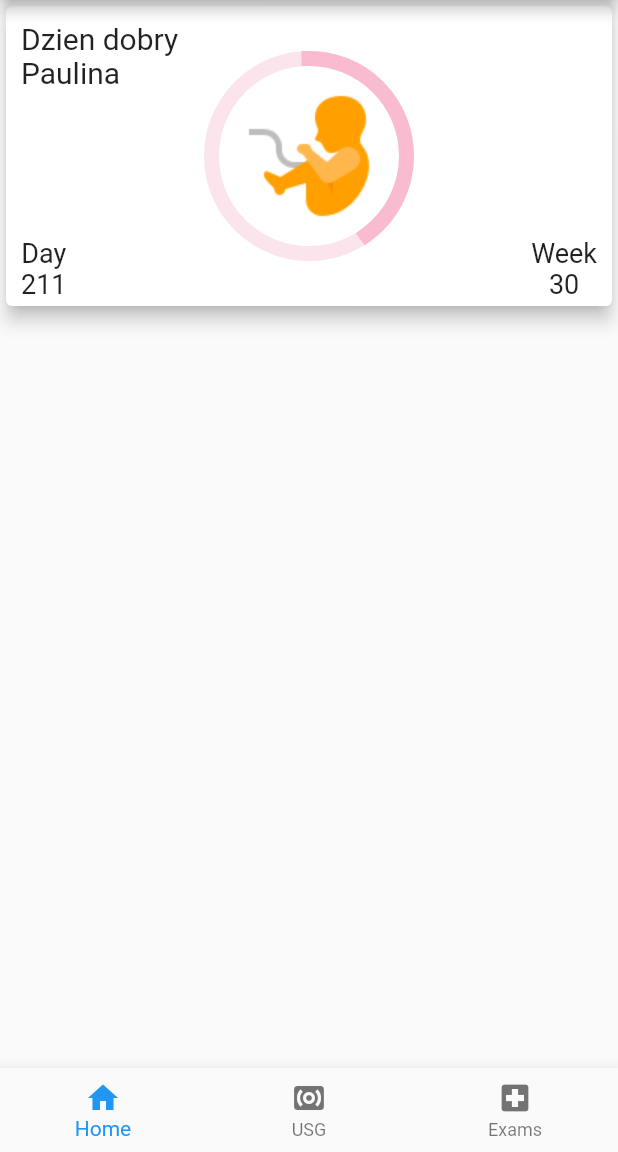
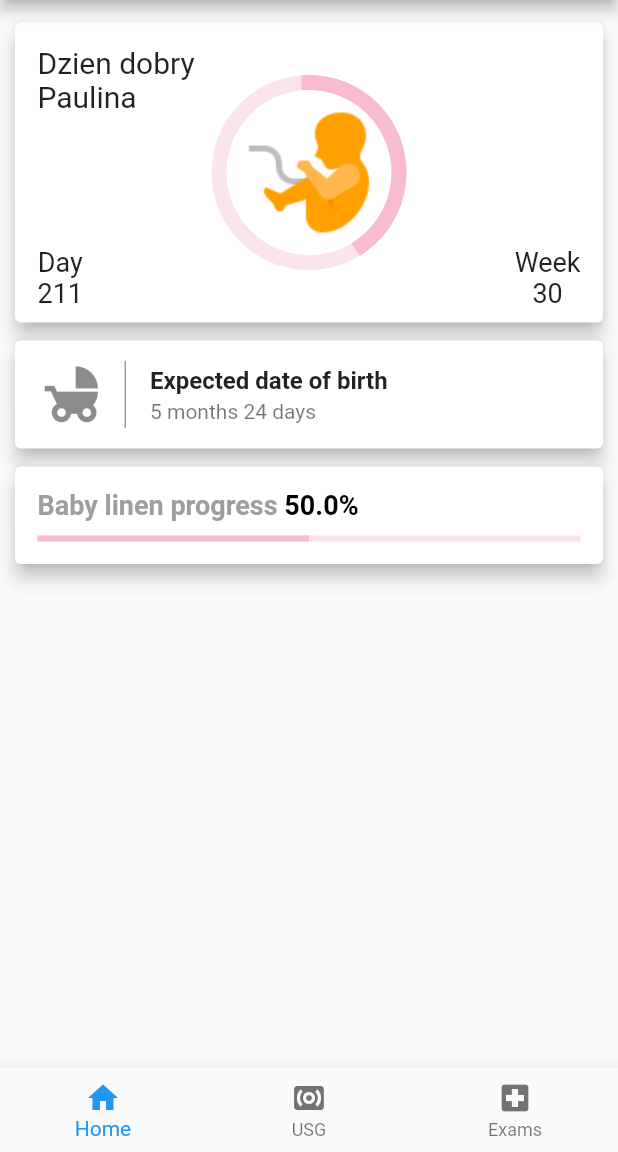
Before and after one commit to ReccaFlames/pregnancy_card, a Flutter app: the screen it shows after launch, on a phone screen of 412 x 824 dp, the part 84-1236 px from its top. Run offline on Flutter 3.47's test engine with Material 2 defaults, Android fonts, the phone set to English and light mode, and no system bars; project files that could hold a hidden picture were left out.

Commit message:
Added v1 birthday and baby linen card

```diff
--- a/lib/home_page.dart
+++ b/lib/home_page.dart
@@ -109,9 +109,10 @@ class HomePageViewState extends State<HomePageView> {
   myCustomCard() {
     return Card(
       elevation: 5.0,
+      margin: new EdgeInsets.fromLTRB(10.0, 15.0, 10.0, 6.0),
       child: Container(
         height: 200.0,
-        padding: EdgeInsets.all(10.0),
+        padding: EdgeInsets.all(15.0),
         child: Stack(
           children: <Widget>[
             Align(
@@ -132,8 +133,78 @@ class HomePageViewState extends State<HomePageView> {
     );
   }
 
+  final makeCard = Card(
+    elevation: 5.0,
+    margin: new EdgeInsets.symmetric(horizontal: 10.0, vertical: 6.0),
+    child: Container(
+//      decoration: BoxDecoration(color: Color.fromRGBO(64, 75, 96, .9)),
+      child: ListTile(
+          leading: Container(
+            padding: EdgeInsets.only(right: 12.0),
+            decoration: new BoxDecoration(
+                border: new Border(
+                    right: new BorderSide(width: 1.0, color: Colors.grey))),
+            child: Icon(Icons.child_friendly, size: 45,),
+          ),
+          title: Text(
+            "Expected date of birth",
+            style: TextStyle(fontWeight: FontWeight.bold),
+          ),
+          subtitle: Row(
+            children: <Widget>[
+              Text("5 months 24 days")
+            ],
+          ),
+      ),
+    ),
+  );
+
+  double _value = 0.5;
+
+  packageProgress() {
+    return Card(
+      elevation: 5.0,
+      margin: new EdgeInsets.symmetric(horizontal: 10.0, vertical: 6.0),
+      child: Container(
+        padding: EdgeInsets.all(15.0),
+        child: Column(
+          crossAxisAlignment: CrossAxisAlignment.start,
+          children: <Widget>[
+            Text.rich(
+              TextSpan(
+                children: <InlineSpan>[
+                  TextSpan(
+                    text: "Baby linen progress "
+                  ),
+                  TextSpan(
+                    text: "${_value*100}%",
+                    style: TextStyle(color: Colors.black),
+                  ),
+                ],
+                style: TextStyle(fontWeight: FontWeight.bold, fontSize: 18.0, color: Colors.grey[500]),
+              ),
+            ),
+            SizedBox(height: 10),
+            LinearProgressIndicator(
+              value: _value,
+              backgroundColor: Theme.of(context).primaryColorLight,
+              valueColor: AlwaysStoppedAnimation<Color>(Theme.of(context).primaryColor),
+            ),
+          ],
+        ),
+      ),
+    );
+  }
+
+
   @override
   Widget build(BuildContext context) {
-    return myCustomCard();
+    return Column(
+      children: <Widget>[
+        myCustomCard(),
+        makeCard,
+        packageProgress(),
+      ],
+    );
   }
 }
--- a/lib/home_widget.dart
+++ b/lib/home_widget.dart
@@ -37,6 +37,7 @@ class _HomeState extends State<Home> {
         children:_children
     ),
       bottomNavigationBar: BottomNavigationBar(
+        elevation: 15.0,
         onTap: onTabTapped,
         currentIndex: _currentIndex,
         items: [
```
